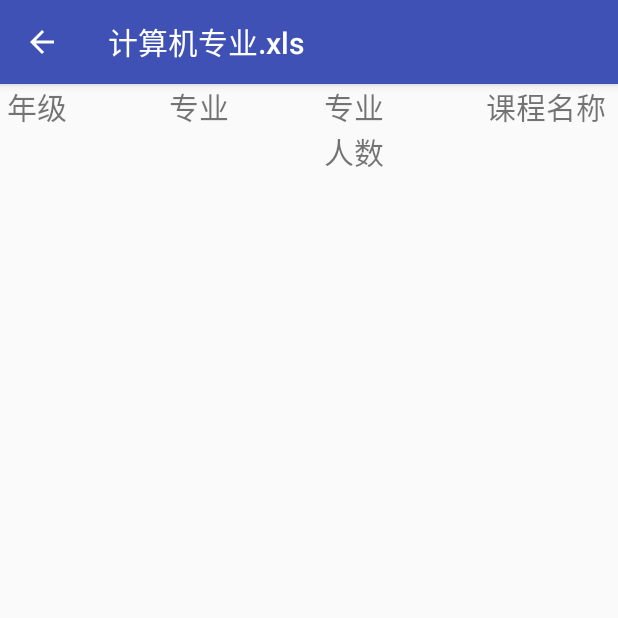
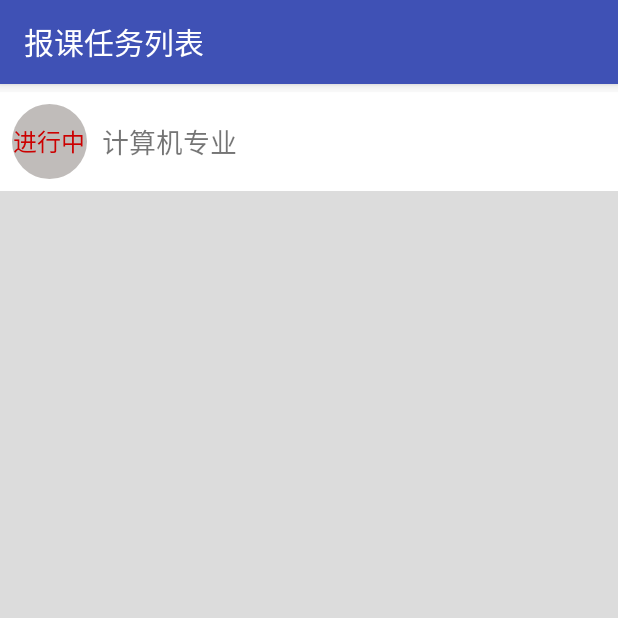
Before and after one commit to medhassno1/CourseManagement, an Android app: the screen it shows after launch (ExcelDisplayActivity before the commit, TaskJxbActivity after it), on a phone screen of 412 x 824 dp, the top half of it. Run offline under Robolectric (Android 15) with nearby library versions, the phone set to English and light mode, and no system bars; our stand-ins replace CircleImageView.

Commit message:
任务界面已完成，耗时1小时40分钟

```diff
--- a/CourseManagement/app/src/main/AndroidManifest.xml
+++ b/CourseManagement/app/src/main/AndroidManifest.xml
@@ -26,11 +26,18 @@
         <activity android:name=".FileSelectActivity"
             android:theme="@style/AppTheme.NoActionBar">
             <intent-filter>
-                <action android:name="android.intent.action.MAIN" />
+                <!--<action android:name="android.intent.action.MAIN" />-->
                 <category android:name="android.intent.category.LAUNCHER" />
             </intent-filter>
         </activity>
         <activity android:name=".ExcelDisplayActivity" >
+            <intent-filter>
+                <!--<action android:name="android.intent.action.MAIN" />-->
+
+                <category android:name="android.intent.category.LAUNCHER" />
+            </intent-filter>
+        </activity>
+        <activity android:name=".TaskJxbActivity">
             <intent-filter>
                 <action android:name="android.intent.action.MAIN" />
 
--- /dev/null
+++ b/CourseManagement/app/src/main/java/com/ftd/schaepher/coursemanagement/Task.java
@@ -0,0 +1,30 @@
+package com.ftd.schaepher.coursemanagement;
+
+/**
+ * Created by sxq on 2015/10/31.
+ */
+public class Task {
+    private String taskState;
+    private String taskName;
+
+    public Task(String taskState, String taskName) {
+        this.taskState = taskState;
+        this.taskName = taskName;
+    }
+
+    public String getTaskState() {
+        return taskState;
+    }
+
+    public void setTaskState(String taskState) {
+        this.taskState = taskState;
+    }
+
+    public String getTaskName() {
+        return taskName;
+    }
+
+    public void setTaskName(String taskName) {
+        this.taskName = taskName;
+    }
+}
--- /dev/null
+++ b/CourseManagement/app/src/main/java/com/ftd/schaepher/coursemanagement/TaskJxbActivity.java
@@ -0,0 +1,92 @@
+package com.ftd.schaepher.coursemanagement;
+
+import android.content.Context;
+import android.os.Bundle;
+import android.support.v7.app.ActionBar;
+import android.support.v7.app.AppCompatActivity;
+import android.view.LayoutInflater;
+import android.view.View;
+import android.view.ViewGroup;
+import android.widget.AdapterView;
+import android.widget.ArrayAdapter;
+import android.widget.ListView;
+import android.widget.TextView;
+
+import java.util.ArrayList;
+import java.util.List;
+
+/**
+ * Created by sxq on 2015/10/31.
+ * 教学办登录默认主界面---任务主界面
+ */
+public class TaskJxbActivity extends AppCompatActivity implements AdapterView.OnItemClickListener {
+    private List<Task> taskListData;
+
+    @Override
+    protected void onCreate(Bundle savedInstanceState) {
+        super.onCreate(savedInstanceState);
+        setContentView(R.layout.activity_task_jxb);
+        ActionBar mActionBar = getSupportActionBar();
+        mActionBar.setTitle("报课任务列表");
+
+        initTaskListData();
+        initTaskListView();
+    }
+
+    private void initTaskListData() {
+        taskListData = new ArrayList<Task>();
+        Task task = new Task("进行中","计算机专业");
+        taskListData.add(task);
+    }
+
+    private void initTaskListView() {
+        TaskAdapter mTaskAdapter = new TaskAdapter(this,R.layout.list_item_task,taskListData);
+        ListView mListView = (ListView) findViewById(R.id.lv_task_list);
+        mListView.setAdapter(mTaskAdapter);
+        mListView.setOnItemClickListener(this);
+    }
+
+    //点击任务列表项跳转操作
+    @Override
+    public void onItemClick(AdapterView<?> parent, View view, int position, long id) {
+
+    }
+
+    /**
+     * 任务列表的适配器
+     */
+    class TaskAdapter extends ArrayAdapter<Task> {
+        private int resourceId;
+
+        public TaskAdapter(Context context, int resource, List<Task> objects) {
+            super(context, resource, objects);
+            this.resourceId = resource;
+        }
+
+        @Override
+        public View getView(int position, View convertView, ViewGroup parent) {
+            Task task = getItem(position);
+            View view;
+            viewHolder viewHolder;
+            if (convertView == null) {
+                view = LayoutInflater.from(getContext()).inflate(resourceId, null);
+                viewHolder = new viewHolder();
+                viewHolder.taskState = (TextView) view.findViewById(R.id.tv_task_state);
+                viewHolder.taskName = (TextView) view.findViewById(R.id.tv_task_name);
+                view.setTag(viewHolder);
+            } else {
+                view = convertView;
+                viewHolder = (TaskAdapter.viewHolder) view.getTag();
+            }
+
+            viewHolder.taskState.setText(task.getTaskState());
+            viewHolder.taskName.setText(task.getTaskName());
+            return view;
+        }
+
+        class viewHolder {
+            TextView taskState;
+            TextView taskName;
+        }
+    }
+}
--- a/CourseManagement/app/src/main/res/layout/activity_login.xml
+++ b/CourseManagement/app/src/main/res/layout/activity_login.xml
@@ -18,7 +18,6 @@
         <de.hdodenhof.circleimageview.CircleImageView
             android:layout_width="130dp"
             android:layout_height="100dp"
-
             android:layout_marginBottom="40dp"
             android:layout_marginTop="50dp"
             android:src="@drawable/fzu_logo" />
--- /dev/null
+++ b/CourseManagement/app/src/main/res/layout/activity_task_jxb.xml
@@ -0,0 +1,16 @@
+<?xml version="1.0" encoding="utf-8"?>
+<LinearLayout xmlns:android="http://schemas.android.com/apk/res/android"
+    android:layout_width="match_parent"
+    android:layout_height="match_parent"
+    android:orientation="vertical"
+    android:background="#dcdcdc"
+    android:layout_marginTop="5dp">
+
+    <ListView
+        android:id="@+id/lv_task_list"
+        android:layout_width="match_parent"
+        android:layout_height="wrap_content"
+        android:padding="8dp"
+        android:background="#fff">
+    </ListView>
+</LinearLayout>
--- /dev/null
+++ b/CourseManagement/app/src/main/res/layout/list_item_task.xml
@@ -0,0 +1,39 @@
+<?xml version="1.0" encoding="utf-8"?>
+<LinearLayout xmlns:android="http://schemas.android.com/apk/res/android"
+    android:layout_width="match_parent"
+    android:layout_height="match_parent"
+    android:orientation="vertical">
+    <LinearLayout
+        android:layout_width="match_parent"
+        android:layout_height="wrap_content">
+        <FrameLayout
+            android:layout_width="wrap_content"
+            android:layout_height="wrap_content">
+            <de.hdodenhof.circleimageview.CircleImageView
+                android:layout_width="50dp"
+                android:layout_height="50dp"
+                android:src="@drawable/spilt_line_horizontal"
+                />
+            <TextView
+                android:id="@+id/tv_task_state"
+                android:layout_width="wrap_content"
+                android:layout_height="wrap_content"
+                android:text="进行中"
+                android:textColor="@android:color/holo_red_dark"
+                android:textSize="16sp"
+                android:layout_gravity="center"
+                />
+        </FrameLayout>
+        <TextView
+            android:id="@+id/tv_task_name"
+            android:layout_width="0dp"
+            android:layout_height="wrap_content"
+            android:layout_weight="1"
+            android:layout_gravity="center"
+            android:textSize="18sp"
+            android:layout_marginLeft="10dp"
+            />
+    </LinearLayout>
+
+
+</LinearLayout>
```
